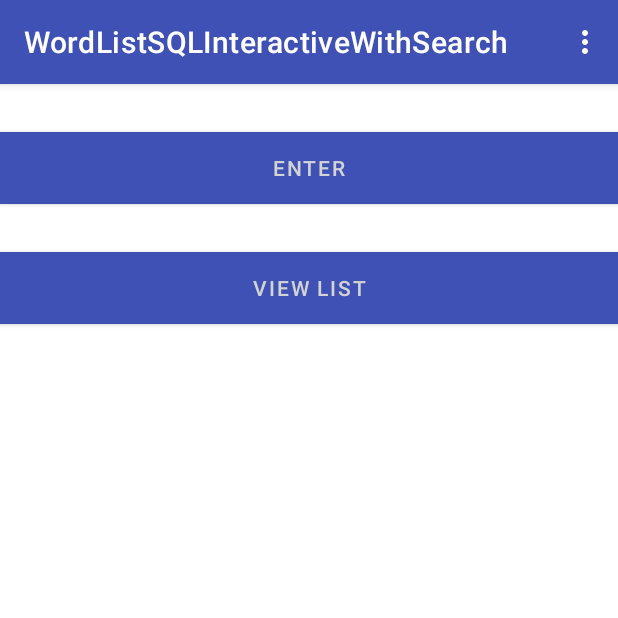
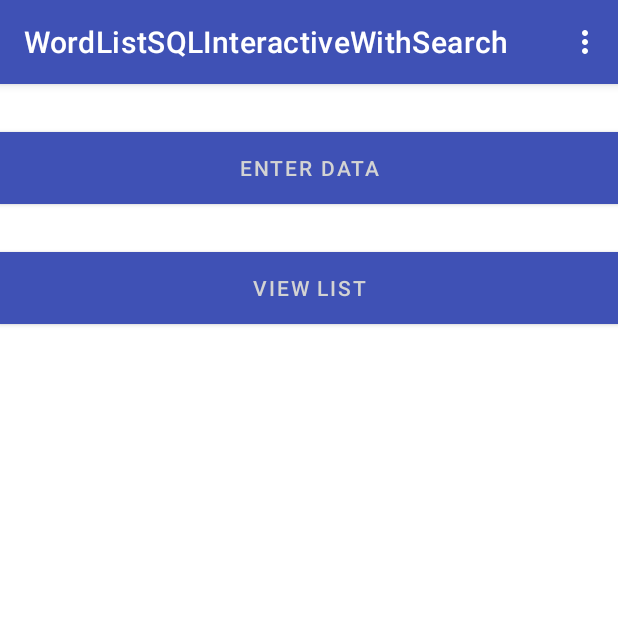
Before and after one commit to madasilva1/Searchable, an Android app: the screen it shows after launch (MainActivity), on a phone screen of 412 x 824 dp, the top half of it. Run offline under Robolectric (Android 15) with nearby library versions, the phone set to English and light mode, and no system bars.

Commit message:
fob button exganged for adddata

```diff
--- a/app/src/main/java/com/example/wordlistsqlsearchable/MainActivity.java
+++ b/app/src/main/java/com/example/wordlistsqlsearchable/MainActivity.java
@@ -40,15 +40,15 @@ public class MainActivity extends AppCompatActivity {
         mRecyclerView.setLayoutManager(new LinearLayoutManager(this));
         */
         // Add a floating action click handler for creating new entries.
-       /* Button fab = (Button) findViewById(R.id.fab);
-        fab.setOnClickListener(new View.OnClickListener() {
+        Button AddaData = (Button) findViewById(R.id.AddData);
+        AddaData.setOnClickListener(new View.OnClickListener() {
             @Override
             public void onClick(View view) {
                 // Starts empty edit activity.
                 Intent intent = new Intent(getBaseContext(),EditWordActivity.class);
                startActivity(intent);
             }
-        });*/
+        });
         Button viewlist = (Button) findViewById(R.id.view);
         viewlist.setOnClickListener(new View.OnClickListener() {
             @Override
--- a/app/src/main/res/layout/activity_main.xml
+++ b/app/src/main/res/layout/activity_main.xml
@@ -18,11 +18,11 @@
         android:src = "@mipmap/ic_launcher"
         android:orientation="vertical" />
 
-        <Button android:id="@+id/fab"
+        <Button android:id="@+id/AddData"
          android:layout_width="match_parent"
          android:layout_height="wrap_content"
          android:background="@color/colorPrimary"
-         android:text="Enter"
+         android:text="Enter Data"
          android:textColor="@color/buttonLabel"/>
     <LinearLayout
         android:layout_width="wrap_content"
```
